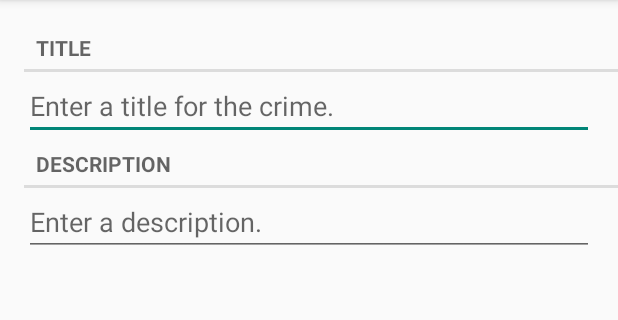
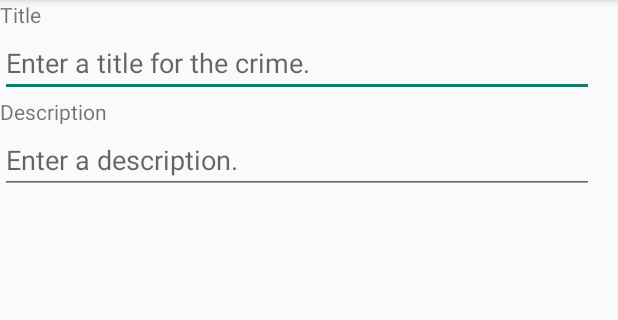
Before and after one commit to StefanBUE/EntryList, an Android app: the screen it shows after launch (CrimePagerActivity), after a tap on "New Crime", on a phone screen of 412 x 824 dp, the part 84-404 px from its top. Run offline under Robolectric (Android 15) with nearby library versions, the light colour scheme and no system bars.

Commit message:
further cleanup

```diff
--- a/app/src/main/res/layout-land/fragment_crime.xml
+++ /dev/null
@@ -1,11 +0,0 @@
-<?xml version="1.0" encoding="utf-8"?>
-<LinearLayout xmlns:android="http://schemas.android.com/apk/res/android"
-              android:orientation="vertical"
-              android:layout_width="match_parent"
-              android:layout_height="match_parent">
-
-    <!-- used to be wrap_content -->
-
-    <include layout="@layout/view_camera_and_title" />
-
-</LinearLayout>
--- a/app/src/main/res/layout/fragment_crime.xml
+++ b/app/src/main/res/layout/fragment_crime.xml
@@ -1,8 +1,32 @@
 <?xml version="1.0" encoding="utf-8"?>
 <LinearLayout xmlns:android="http://schemas.android.com/apk/res/android"
-              android:orientation="vertical"
-              android:layout_width="match_parent"
-              android:layout_height="match_parent">
-    <include layout="@layout/view_camera_and_title" />
+    android:orientation="vertical"
+    android:layout_width="match_parent"
+    android:layout_height="wrap_content"
+    android:layout_marginLeft="16dp"
+    android:layout_marginTop="16dp"
+    >
+            <TextView
+                android:layout_width="match_parent"
+                android:layout_height="wrap_content"
+                android:text="@string/crime_title_label"
+                />
+            <EditText android:id="@+id/crime_title"
+                android:layout_width="match_parent"
+                android:layout_height="wrap_content"
+                android:layout_marginRight="16dp"
+                android:hint="@string/crime_title_hint"
+                />
 
+            <TextView
+                android:layout_width="match_parent"
+                android:layout_height="wrap_content"
+                android:text="@string/entry_description_label"
+                />
+            <EditText android:id="@+id/entry_description"
+                android:layout_width="match_parent"
+                android:layout_height="wrap_content"
+                android:layout_marginRight="16dp"
+                android:hint="@string/entry_description__hint"
+                />
 </LinearLayout>
--- a/app/src/main/res/layout/view_camera_and_title.xml
+++ /dev/null
@@ -1,40 +0,0 @@
-<?xml version="1.0" encoding="utf-8"?>
-<LinearLayout xmlns:android="http://schemas.android.com/apk/res/android"
-              android:layout_width="match_parent"
-              android:layout_height="wrap_content"
-              android:layout_marginLeft="16dp"
-              android:layout_marginTop="16dp"
-    >
-    <LinearLayout
-        android:layout_width="wrap_content"
-        android:layout_height="wrap_content"
-        android:orientation="vertical"
-        android:layout_weight="1"
-        >
-        <TextView
-            android:layout_width="match_parent"
-            android:layout_height="wrap_content"
-            android:text="@string/crime_title_label"
-            style="?android:listSeparatorTextViewStyle"
-            />
-        <EditText android:id="@+id/crime_title"
-                  android:layout_width="match_parent"
-                  android:layout_height="wrap_content"
-                  android:layout_marginRight="16dp"
-                  android:hint="@string/crime_title_hint"
-            />
-
-        <TextView
-            android:layout_width="match_parent"
-            android:layout_height="wrap_content"
-            android:text="@string/entry_description_label"
-            style="?android:listSeparatorTextViewStyle"
-            />
-        <EditText android:id="@+id/entry_description"
-            android:layout_width="match_parent"
-            android:layout_height="wrap_content"
-            android:layout_marginRight="16dp"
-            android:hint="@string/entry_description__hint"
-            />
-    </LinearLayout>
-</LinearLayout>
```
